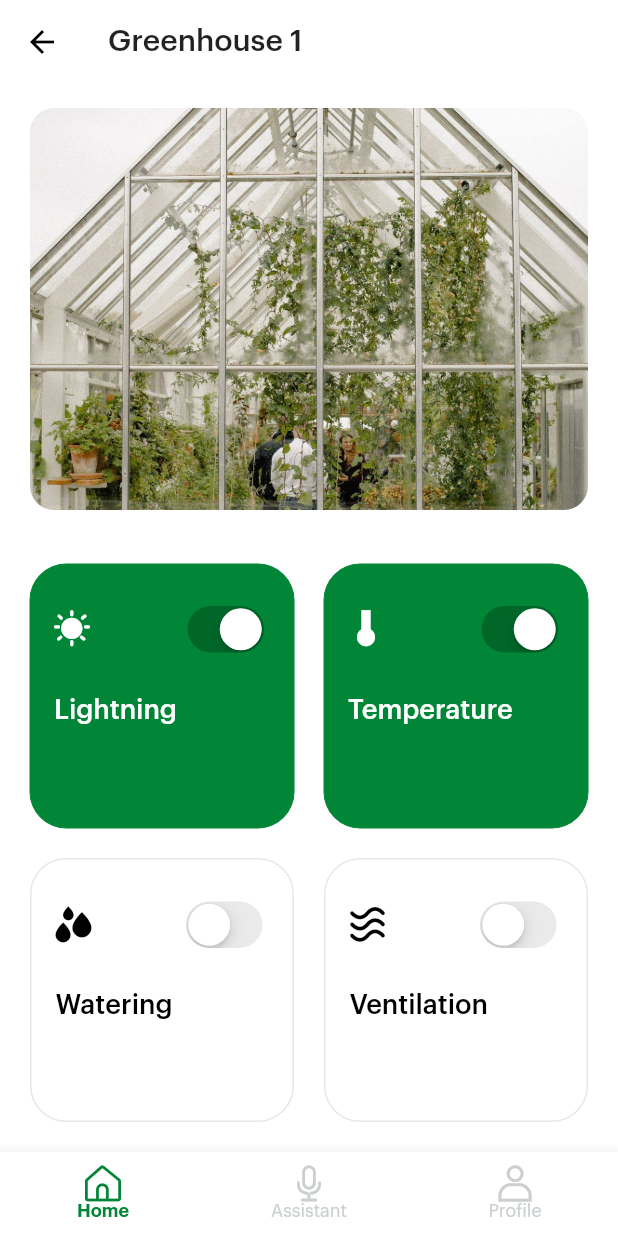
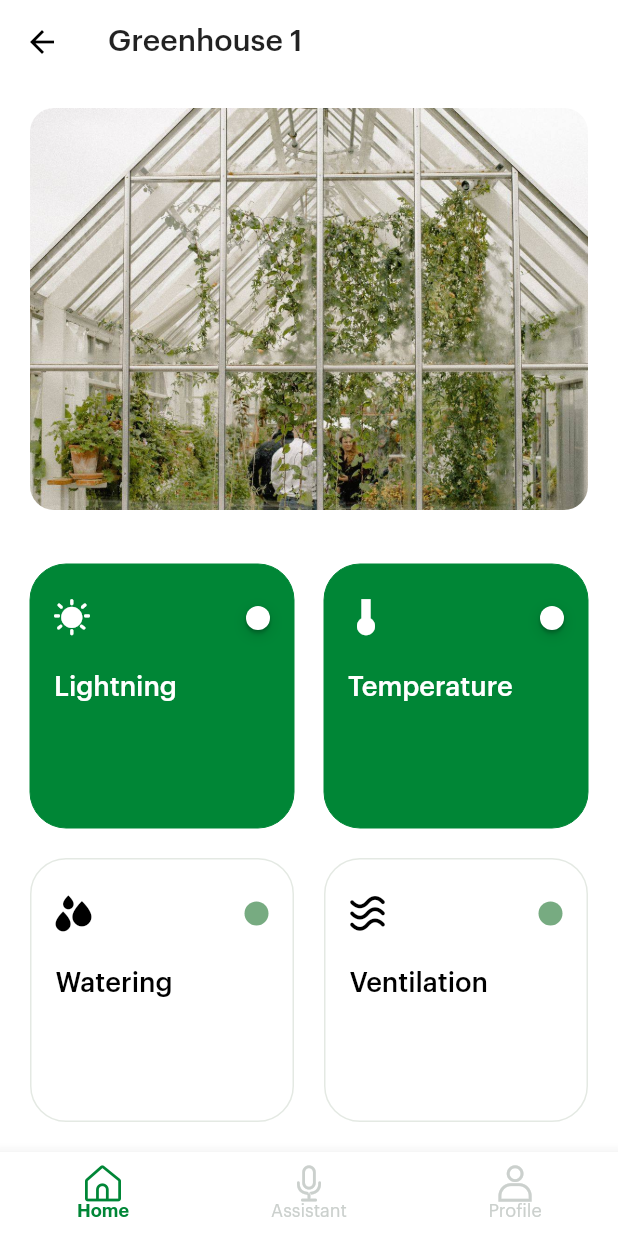
Before and after one commit to shushper/greenhouses, a Flutter app: the screen it shows after launch, after a tap on "Greenhouse 1", on a phone screen of 412 x 824 dp. Run offline on Flutter 3.47's test engine with Material 2 defaults, Android fonts, the phone set to English and light mode, and no system bars; missing offline and left inert: flutter_statusbarcolor.

```diff
--- a/lib/design/colors.dart
+++ b/lib/design/colors.dart
@@ -2,6 +2,7 @@ import 'package:flutter/material.dart';
 
 class GreenhousesColors {
   static const Color green = Color(0xFF008636);
+  static const Color lightGreen = Color(0xFF77AB81);
   static const Color gray = Color(0xFFCBD0CD);
   static const Color blackText = Color(0xFF26262C);
   static const Color grayText = Color(0xFFB4B8B6);
--- a/lib/screens/greenhouse_screen.dart
+++ b/lib/screens/greenhouse_screen.dart
@@ -3,6 +3,7 @@ import 'package:flutter/material.dart';
 import 'package:greenhouses/design/colors.dart';
 import 'package:greenhouses/design/icons.dart';
 import 'package:greenhouses/models/greenhouse.dart';
+import 'package:greenhouses/screens/lightning_screen.dart';
 
 class GreenhouseScreen extends StatelessWidget {
   static final route = 'greenhouse_screen';
@@ -69,26 +70,32 @@ class ControlsSection extends StatelessWidget {
           children: <TableRow>[
             TableRow(children: [
               GreenhouseToggle(
-                GreenhousesIcons.lightning,
-                'Lightning',
-                greenhouse.lightningToggled,
+                iconData: GreenhousesIcons.lightning,
+                title: 'Lightning',
+                toggled: greenhouse.lightningToggled,
+                onTap: () {
+                  Navigator.pushNamed(context, LightningScreen.route, arguments: greenhouse);
+                },
               ),
               GreenhouseToggle(
-                GreenhousesIcons.temperature,
-                'Temperature',
-                greenhouse.temperatureToggled,
+                iconData: GreenhousesIcons.temperature,
+                title: 'Temperature',
+                toggled: greenhouse.temperatureToggled,
+                onTap: () {},
               )
             ]),
             TableRow(children: [
               GreenhouseToggle(
-                GreenhousesIcons.watering,
-                'Watering',
-                greenhouse.wateringToggled,
+                iconData: GreenhousesIcons.watering,
+                title: 'Watering',
+                toggled: greenhouse.wateringToggled,
+                onTap: () {},
               ),
               GreenhouseToggle(
-                GreenhousesIcons.ventilation,
-                'Ventilation',
-                greenhouse.ventilationToggled,
+                iconData: GreenhousesIcons.ventilation,
+                title: 'Ventilation',
+                toggled: greenhouse.ventilationToggled,
+                onTap: () {},
               )
             ])
           ],
@@ -98,21 +105,13 @@ class ControlsSection extends StatelessWidget {
   }
 }
 
-class GreenhouseToggle extends StatefulWidget {
+class GreenhouseToggle extends StatelessWidget {
   final IconData iconData;
   final String title;
   final bool toggled;
+  final Function onTap;
 
-  GreenhouseToggle(this.iconData, this.title, this.toggled);
-
-  @override
-  _GreenhouseToggleState createState() => _GreenhouseToggleState(toggled);
-}
-
-class _GreenhouseToggleState extends State<GreenhouseToggle> {
-  var toggled = false;
-
-  _GreenhouseToggleState(this.toggled);
+  GreenhouseToggle({this.iconData, this.title, this.toggled, this.onTap});
 
   @override
   Widget build(BuildContext context) {
@@ -123,6 +122,8 @@ class _GreenhouseToggleState extends State<GreenhouseToggle> {
 
     return Padding(
       padding: const EdgeInsets.all(10.0),
+      child: GestureDetector(
+        onTap: onTap,
         child: AspectRatio(
           aspectRatio: 1,
           child: Container(
@@ -142,27 +143,19 @@ class _GreenhouseToggleState extends State<GreenhouseToggle> {
                   Row(
                     children: <Widget>[
                       Icon(
-                      widget.iconData,
+                        iconData,
                         size: 24,
                         color: controlsColor,
                       ),
                       Spacer(),
-                    CupertinoSwitch(
-                      activeColor: Color(0xFF006729),
-                      value: toggled,
-                      onChanged: (checked) {
-                        setState(() {
-                          toggled = checked;
-                        });
-                      },
-                    )
+                      Indicator(toggled)
                     ],
                   ),
                   SizedBox(
                     height: 24,
                   ),
                   Text(
-                  widget.title,
+                    title,
                     style: TextStyle(
                         fontWeight: FontWeight.w500,
                         fontSize: 18,
@@ -173,6 +166,38 @@ class _GreenhouseToggleState extends State<GreenhouseToggle> {
             ),
           ),
         ),
+      ),
     );
   }
 }
+
+class Indicator extends StatelessWidget {
+  final toggled;
+
+  const Indicator(this.toggled);
+
+  @override
+  Widget build(BuildContext context) {
+    if (toggled) {
+      return Container(
+        width: 16.0,
+        height: 16.0,
+        decoration: ShapeDecoration(shadows: [
+          BoxShadow(
+              color: Color(0x26000000), offset: Offset(0, 3), blurRadius: 8),
+          BoxShadow(
+              color: Color(0x29000000), offset: Offset(0, 1), blurRadius: 1),
+          BoxShadow(
+              color: Color(0x1A000000), offset: Offset(0, 3), blurRadius: 1)
+        ], color: Colors.white, shape: CircleBorder()),
+      );
+    } else {
+      return Container(
+        width: 16.0,
+        height: 16.0,
+        decoration: ShapeDecoration(
+            color: GreenhousesColors.lightGreen, shape: CircleBorder()),
+      );
+    }
+  }
+}
--- a/lib/screens/main_navigator.dart
+++ b/lib/screens/main_navigator.dart
@@ -1,5 +1,6 @@
 import 'package:flutter/material.dart';
 import 'package:greenhouses/screens/greenhouse_screen.dart';
+import 'package:greenhouses/screens/lightning_screen.dart';
 import 'package:greenhouses/screens/main_screen.dart';
 
 class MainNavigator extends StatelessWidget {
@@ -18,6 +19,8 @@ class MainNavigator extends StatelessWidget {
             return MainScreen();
           } else if (routeSettings.name == GreenhouseScreen.route) {
             return GreenhouseScreen(routeSettings.arguments);
+          } else if (routeSettings.name == LightningScreen.route) {
+            return LightningScreen(routeSettings.arguments);
           } else {
             throw Exception('Uknown rout ${routeSettings.name}');
           }
```
Also changed, not shown: lib/screens/lightning_screen.dart (added, +89 -0 lines). Lines whose indentation alone changed are shown as unchanged.
